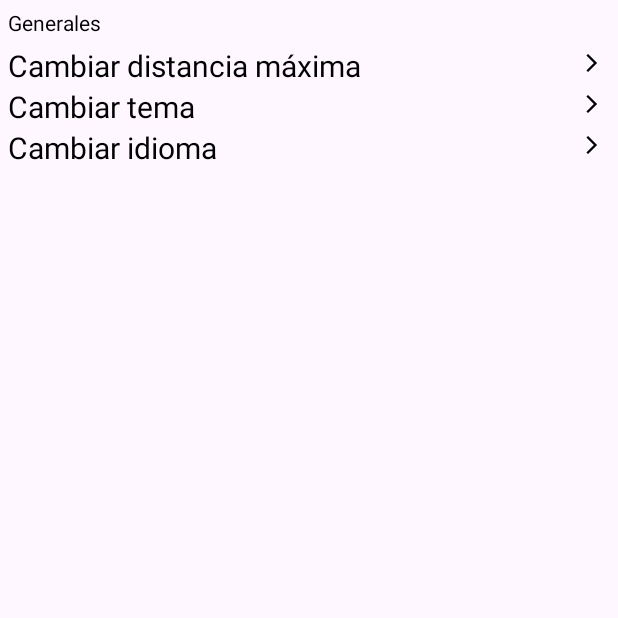
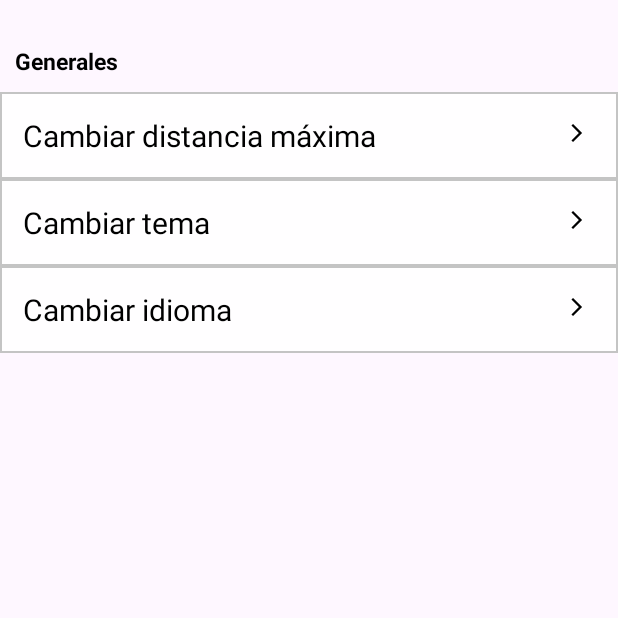
Before and after one commit to ax14n/naughty-sign, an Android app: the GeneralSettingsActivity screen opened directly, with no data from a screen before it, on a phone screen of 412 x 824 dp, the top half of it. Run offline under Robolectric (Android 15) with nearby library versions, the phone set to English and light mode, and no system bars.

Commit message:
improves settings buttons with more space and a bigger letter

```diff
--- /dev/null
+++ b/app/src/main/res/drawable/configuration_button_shape.xml
@@ -0,0 +1,12 @@
+<shape xmlns:android="http://schemas.android.com/apk/res/android"
+    android:shape="rectangle">
+
+    <!-- Color de fondo -->
+    <solid android:color="#EDFFFFFF" />
+
+    <!-- Borde opcional -->
+    <stroke
+        android:width="1dp"
+        android:color="#C4C4C4" />
+
+</shape>
--- a/app/src/main/res/layout/activity_general_configurations.xml
+++ b/app/src/main/res/layout/activity_general_configurations.xml
@@ -8,9 +8,13 @@
     <TextView
         android:layout_width="match_parent"
         android:layout_height="wrap_content"
-        android:padding="5dp"
+        android:layout_marginTop="20dp"
+        android:padding="10dp"
         android:text="@string/generales"
-        android:textColor="@color/black" />
+        android:textColor="@color/black"
+        android:textSize="15sp"
+        android:textStyle="bold"
+        android:typeface="sans" />
 
     <!-- Botón para cambiar el nombre de usuario -->
     <include
--- a/app/src/main/res/layout/custom_button.xml
+++ b/app/src/main/res/layout/custom_button.xml
@@ -5,9 +5,9 @@
     android:layout_height="wrap_content"
     android:layout_marginTop="5dp"
     android:layout_marginBottom="5dp"
+    android:background="@drawable/configuration_button_shape"
     android:orientation="horizontal"
-    android:paddingStart="5dp"
-    android:paddingEnd="5dp"
+    android:padding="15dp"
     tools:ignore="UseCompoundDrawables">
 
     <TextView
--- a/app/src/main/res/layout/fragment_match_profile.xml
+++ b/app/src/main/res/layout/fragment_match_profile.xml
@@ -4,14 +4,15 @@
     xmlns:tools="http://schemas.android.com/tools"
     android:layout_width="match_parent"
     android:layout_height="match_parent"
-    android:background="@color/rose_light"
+    android:background="#FFF1F1"
     android:orientation="vertical">
 
     <LinearLayout
+        android:elevation="20dp"
         android:id="@+id/match_profile_header"
         android:layout_width="match_parent"
         android:layout_height="wrap_content"
-        android:background="@drawable/headers_shape"
+        android:background="@drawable/profile_header_shape"
         android:orientation="vertical"
         app:layout_constraintTop_toTopOf="parent">
 
@@ -106,6 +107,7 @@
         <LinearLayout
             android:layout_width="match_parent"
             android:layout_height="wrap_content"
+            android:background="#FFF1F1"
             android:orientation="vertical"
             app:layout_constraintTop_toBottomOf="@+id/match_profile_header">
 
--- a/app/src/main/res/layout/fragment_matches.xml
+++ b/app/src/main/res/layout/fragment_matches.xml
@@ -9,13 +9,13 @@
 
     <!-- Título de la interfaz -->
     <LinearLayout
-        android:elevation="40dp"
         android:id="@+id/header_matcher_layout"
         android:layout_width="match_parent"
         android:layout_height="wrap_content"
         android:background="@drawable/headers_shape"
+        android:elevation="50dp"
         android:orientation="vertical"
-        android:paddingLeft="10dp"
+        android:paddingStart="10dp"
         android:paddingTop="35dp"
         android:paddingBottom="30dp"
         app:layout_constraintTop_toTopOf="parent">
```
Also changed, not shown: app/src/main/res/drawable/profile_header_shape.xml (added, +17 -0 lines), app/src/main/res/layout/activity_settings.xml (+5 -3 lines), app/src/main/res/layout/fragment_likes.xml (+5 -3 lines), app/src/main/res/layout/fragment_profile.xml (+4 -4 lines).
